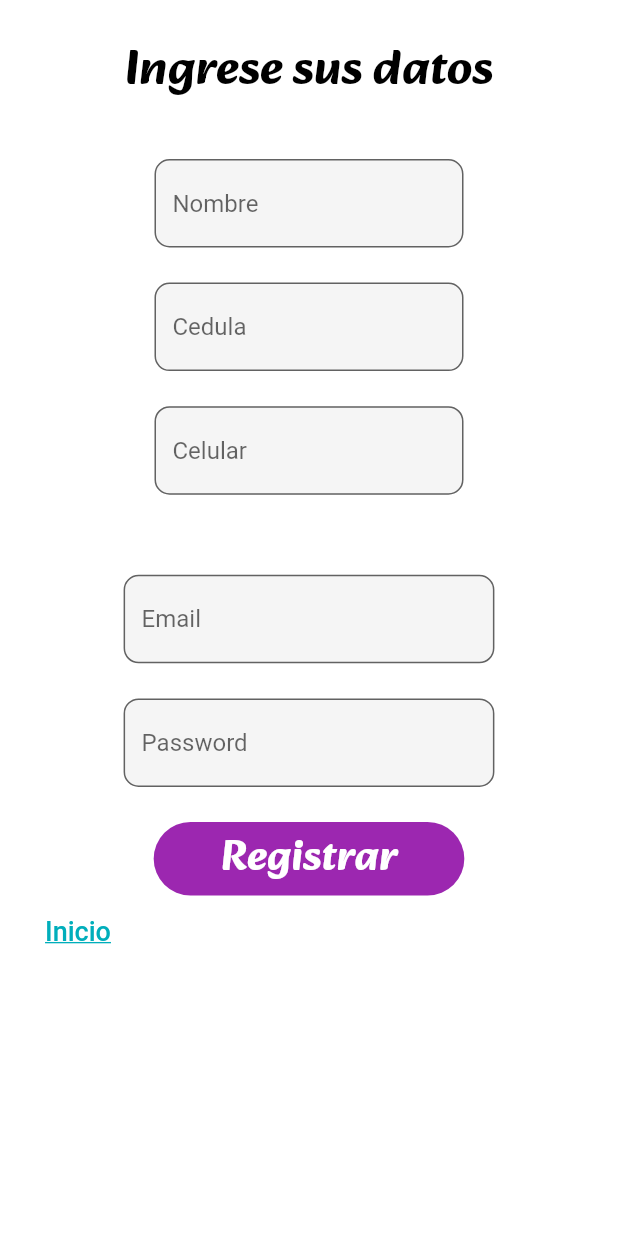
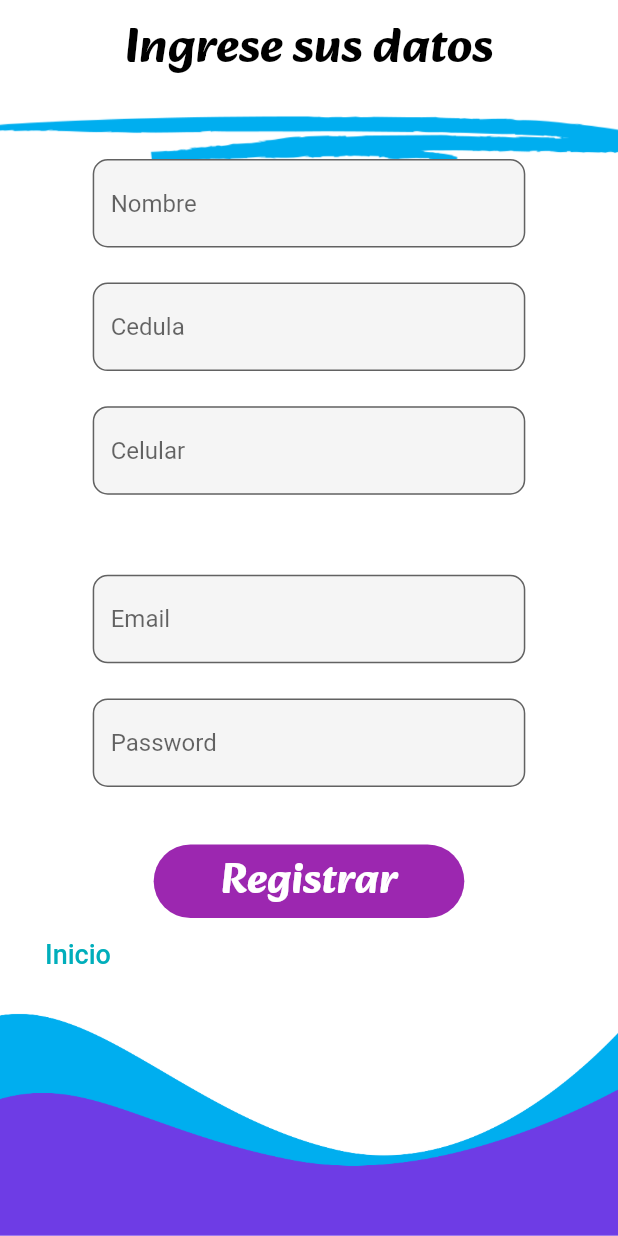
Before and after one commit to jairozq/Fast-Hotel, a Flutter app: the RegisterUser screen opened by its route, on a phone screen of 412 x 824 dp. Run offline on Flutter 3.47's test engine with Material 2 defaults, Android fonts, the light colour scheme and no system bars; our stand-ins replace get, image_picker; Roboto replaces fonts that are missing (alksemb); project files that could hold a hidden picture were left out.

Commit message:
new file:   assets/images/fondoRC.png 	new file:   assets/images/fondoRH.png 	modified:   lib/data/services/PeticionesHoteles.dart 	modified:   lib/domain/controller/controllerHotel.dart 	deleted:    lib/domain/controller/controllerHotels.dart 	modified:   lib/ui/app.dart 	modified:   lib/ui/auth/login.dart 	modified:   lib/ui/auth/registerHotel.dart 	modified:   lib/ui/auth/registerUser.dart 	new file:   lib/ui/content/hotelResults.dart 	modified:   lib/ui/content/listHotels.dart 	modified:   pubspec.yaml

```diff
--- a/lib/domain/controller/controllerHotel.dart
+++ b/lib/domain/controller/controllerHotel.dart
@@ -8,7 +8,7 @@ import 'dart:io';
 class ControlHotel extends GetxController {
   final Rxn<List<Mensajes>> _listarMensajes = Rxn<List<Mensajes>>([]);
   final Rxn<List<Hotel>> _listarHotel = Rxn<List<Hotel>>([]);
-  final Rxn<List<Hotel>> _listarHoteles = Rxn<List<Hotel>>([]);
+  //final Rxn<List<Hotel>> _listarHoteles = Rxn<List<Hotel>>([]);
 
   Future<void> crearHotel(String nombre, String direccion, String descripcion, String habitaciones, String? foto, String user, String pass) async {
     _listarMensajes.value = await PeticionesHotel.registrarHotel(nombre, direccion, descripcion, habitaciones,foto);
@@ -20,10 +20,9 @@ class ControlHotel extends GetxController {
   }
 
   Future<void> listHotels() async{
-    _listarHoteles.value = await PeticionesHotel.listarHoteles();
+    _listarHotel.value = await PeticionesHotel.listarHoteles();
   }
 
   List<Mensajes>? get listaMensajes => _listarMensajes.value;
   List<Hotel>? get listarHotel => _listarHotel.value;
-  List<Hotel>? get listarHoteles => _listarHoteles.value;
 }
--- a/lib/ui/app.dart
+++ b/lib/ui/app.dart
@@ -1,6 +1,7 @@
 import 'package:fasthotel/ui/auth/login.dart';
 import 'package:fasthotel/ui/auth/registerHotel.dart';
 import 'package:fasthotel/ui/auth/registerUser.dart';
+import 'package:fasthotel/ui/content/hotelResults.dart';
 import 'package:fasthotel/ui/content/listHotels.dart';
 import 'package:flutter/material.dart';
 import 'package:get/get.dart';
@@ -20,6 +21,7 @@ class App extends StatelessWidget {
         "/login": (context) => const Login(),
         "/registerHotel": (context) => const RegisterHotel(),
         "/registerUser": (context) => const RegisterUser(),
+        "/resultdahotels": (context) => const hotelResults(),
       },
     );
   }
--- a/lib/ui/auth/registerUser.dart
+++ b/lib/ui/auth/registerUser.dart
@@ -15,21 +15,27 @@ class RegisterUser extends StatelessWidget {
     TextEditingController passw = TextEditingController();
 
     return Container(
-      /*decoration: const BoxDecoration(
-        image: DecorationImage(
-            image: AssetImage('assets/images/register.png'), fit: BoxFit.cover),
-      ),*/
       child: Scaffold(
         backgroundColor: const Color.fromARGB(255, 255, 255, 255),
-        body: Column(children: [
+        body: Container(
+          decoration: const BoxDecoration(
+            image: DecorationImage(
+                image: AssetImage('assets/images/fondoRC.png'),
+                fit: BoxFit.cover),
+          ),
+          child: ListView.builder(
+            itemCount: 1,
+            itemBuilder: (BuildContext context, int index) {
+              return Column(children: [
                 Container(
                   alignment: Alignment.topCenter,
-            margin: const EdgeInsets.only(top: 20, bottom: 30),
+                  margin: const EdgeInsets.only(top: 5, bottom: 45),
                   child: Text(
                     "Ingrese sus datos",
-              style: TextStyle(color: Colors.black,
+                    style: TextStyle(
+                        color: Colors.black,
                         fontFamily: 'alkbold',
-                fontSize: MediaQuery.of(context).size.height*0.04),
+                        fontSize: MediaQuery.of(context).size.height * 0.04),
                   ),
                 ),
                 Wrap(
@@ -37,9 +43,9 @@ class RegisterUser extends StatelessWidget {
                   spacing: Checkbox.width,
                   children: [
                     Container(
-              width: MediaQuery.of(context).size.width*0.5,
-              height: MediaQuery.of(context).size.height*0.1,
-              child:TextField(
+                        width: MediaQuery.of(context).size.width * 0.7,
+                        height: MediaQuery.of(context).size.height * 0.1,
+                        child: TextField(
                           controller: nombre,
                           decoration: InputDecoration(
                             fillColor: Colors.grey.shade100,
@@ -49,12 +55,11 @@ class RegisterUser extends StatelessWidget {
                               borderRadius: BorderRadius.circular(10),
                             ),
                           ),
-              )
-            ),
+                        )),
                     Container(
-              width: MediaQuery.of(context).size.width*0.5,
-              height: MediaQuery.of(context).size.height*0.1,
-              child:TextField(
+                        width: MediaQuery.of(context).size.width * 0.7,
+                        height: MediaQuery.of(context).size.height * 0.1,
+                        child: TextField(
                           keyboardType: TextInputType.number,
                           controller: cedula,
                           decoration: InputDecoration(
@@ -65,12 +70,11 @@ class RegisterUser extends StatelessWidget {
                               borderRadius: BorderRadius.circular(10),
                             ),
                           ),
-              )
-            ),
+                        )),
                     Container(
-              width: MediaQuery.of(context).size.width*0.5,
-              height: MediaQuery.of(context).size.height*0.1,
-              child:TextField(
+                        width: MediaQuery.of(context).size.width * 0.7,
+                        height: MediaQuery.of(context).size.height * 0.1,
+                        child: TextField(
                           keyboardType: TextInputType.number,
                           controller: celular,
                           decoration: InputDecoration(
@@ -81,18 +85,20 @@ class RegisterUser extends StatelessWidget {
                               borderRadius: BorderRadius.circular(10),
                             ),
                           ),
-              )
+                        )),
+                  ],
                 ),
-          ],),
-          const SizedBox(height: 30,),
+                const SizedBox(
+                  height: 30,
+                ),
                 Wrap(
                     alignment: WrapAlignment.center,
                     spacing: Checkbox.width,
                     children: [
                       Container(
-              width: MediaQuery.of(context).size.width*0.6,
-              height: MediaQuery.of(context).size.height*0.1,
-              child:TextField(
+                          width: MediaQuery.of(context).size.width * 0.7,
+                          height: MediaQuery.of(context).size.height * 0.1,
+                          child: TextField(
                             controller: user,
                             decoration: InputDecoration(
                               fillColor: Colors.grey.shade100,
@@ -102,12 +108,12 @@ class RegisterUser extends StatelessWidget {
                                 borderRadius: BorderRadius.circular(10),
                               ),
                             ),
-              )
-            ),
+                          )),
                       Container(
-              width: MediaQuery.of(context).size.width*0.6,
-              height: MediaQuery.of(context).size.height*0.1,
-              child:TextField(
+                          margin: const EdgeInsets.only(bottom: 15),
+                          width: MediaQuery.of(context).size.width * 0.7,
+                          height: MediaQuery.of(context).size.height * 0.1,
+                          child: TextField(
                             controller: passw,
                             obscureText: true,
                             decoration: InputDecoration(
@@ -118,36 +124,43 @@ class RegisterUser extends StatelessWidget {
                                 borderRadius: BorderRadius.circular(10),
                               ),
                             ),
-              )
-            ),
+                          )),
                     ]),
                 Column(
                     mainAxisAlignment: MainAxisAlignment.spaceBetween,
                     children: [
-              FilledButton(onPressed: () {
-                  controlu.crearUser(nombre.text, cedula.text, celular.text, user.text, passw.text).then((value){
+                      FilledButton(
+                          onPressed: () {
+                            controlu
+                                .crearUser(nombre.text, cedula.text,
+                                    celular.text, user.text, passw.text)
+                                .then((value) {
                               Get.snackbar('Clientes',
                                   controlu.listaMensajes![0].mensaje,
                                   duration: const Duration(seconds: 3),
                                   icon: const Icon(Icons.info),
                                   shouldIconPulse: true,
-                      backgroundColor: Colors.green);});
-              }, child: Text('     Registrar     ',
+                                  backgroundColor: Colors.red);
+                            });
+                          },
+                          child: Text(
+                            '     Registrar     ',
                             style: TextStyle(
-                    color:Colors.white,
-                    fontSize: MediaQuery.of(context).size.height*0.035,
-                    fontFamily: 'alkbold'
-                  ),))
+                                color: Colors.white,
+                                fontSize:
+                                    MediaQuery.of(context).size.height * 0.035,
+                                fontFamily: 'alkbold'),
+                          ))
                     ]),
-            Row(
-              children: [
+                Row(children: [
                   const SizedBox(width: 20),
                   TextButton(
-                  onPressed: () {Get.toNamed("/login");},
+                    onPressed: () {
+                      Get.toNamed("/login");
+                    },
                     child: const Text(
                       'Inicio',
                       style: TextStyle(
-                      decoration: TextDecoration.underline,
                         fontFamily: 'alksemb',
                         fontSize: 18,
                         color: Color.fromARGB(255, 0, 174, 187),
@@ -155,7 +168,10 @@ class RegisterUser extends StatelessWidget {
                     ),
                   ),
                 ]),
-          ]),
+              ]);
+            },
+          ),
+        ),
       ),
     );
   }
--- a/pubspec.yaml
+++ b/pubspec.yaml
@@ -65,8 +65,9 @@ flutter:
   # To add assets to your application, add an assets section, like this:
   assets:
     - assets/images/logo.png
-    - assets/images/fondo1.png
+    - assets/images/fondologin.png
     - assets/images/fondoRH.png
+    - assets/images/fondoRC.png
   #   - images/a_dot_ham.jpeg
 
   # An image asset can refer to one or more resolution-specific "variants", see
```
Also changed, not shown: lib/data/services/PeticionesHoteles.dart (+13 -31 lines), lib/domain/controller/controllerHotels.dart (deleted, +0 -13 lines), lib/ui/auth/login.dart (+39 -31 lines), lib/ui/auth/registerHotel.dart (+5 -16 lines), lib/ui/content/hotelResults.dart (added, +51 -0 lines), lib/ui/content/listHotels.dart (+33 -20 lines), assets/images/fondoRC.png (added), assets/images/fondoRH.png (added). Lines whose indentation alone changed are shown as unchanged.
